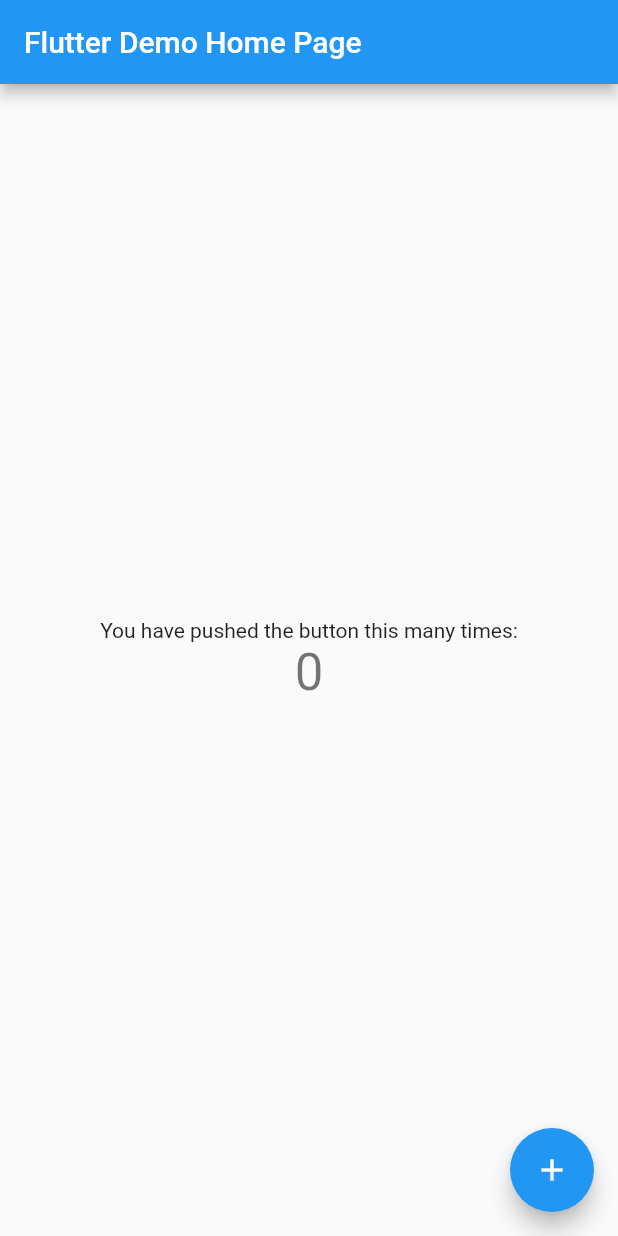
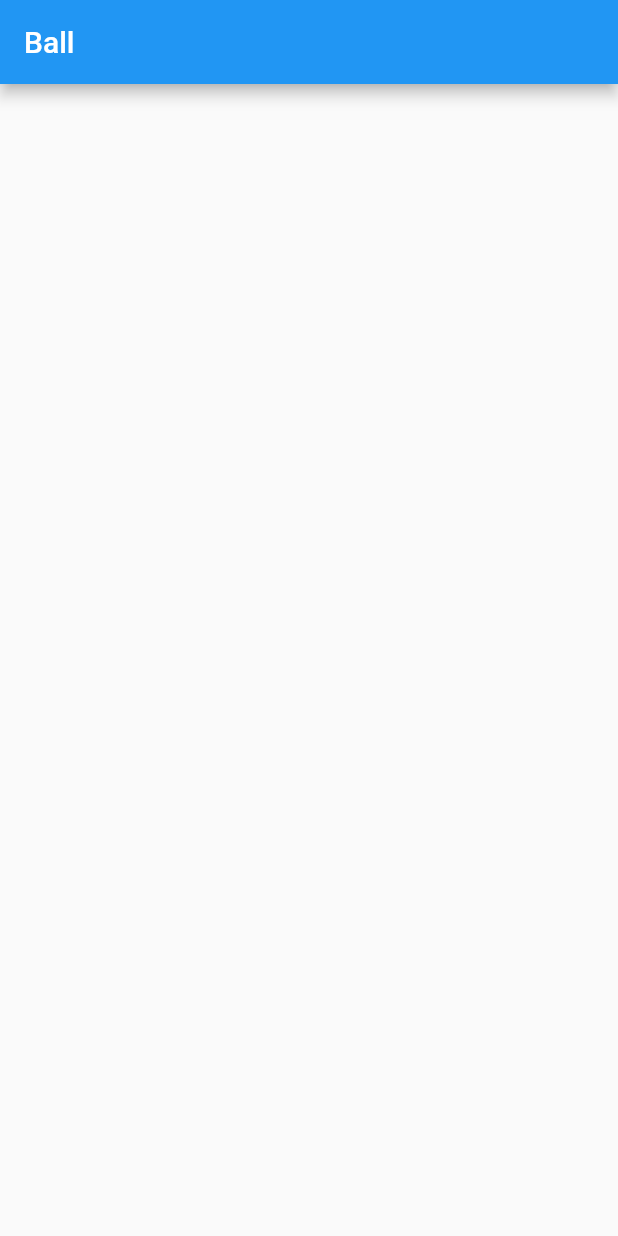
Before and after one commit to robence/flutter_magic_8_ball, a Flutter app: the screen it shows after launch, on a phone screen of 412 x 824 dp. Run offline on Flutter 3.47's test engine with Material 2 defaults, Android fonts, the phone set to English and light mode, and no system bars.

Commit message:
update resources

```diff
--- a/lib/main.dart
+++ b/lib/main.dart
@@ -13,15 +13,6 @@ class MyApp extends StatelessWidget {
     return MaterialApp(
       title: 'Flutter Demo',
       theme: ThemeData(
-        // This is the theme of your application.
-        //
-        // Try running your application with "flutter run". You'll see the
-        // application has a blue toolbar. Then, without quitting the app, try
-        // changing the primarySwatch below to Colors.green and then invoke
-        // "hot reload" (press "r" in the console where you ran "flutter run",
-        // or simply save your changes to "hot reload" in a Flutter IDE).
-        // Notice that the counter didn't reset back to zero; the application
-        // is not restarted.
         primarySwatch: Colors.blue,
       ),
       home: const MyHomePage(title: 'Flutter Demo Home Page'),
@@ -29,87 +20,17 @@ class MyApp extends StatelessWidget {
   }
 }
 
-class MyHomePage extends StatefulWidget {
+class MyHomePage extends StatelessWidget {
+  final String title;
   const MyHomePage({Key? key, required this.title}) : super(key: key);
-
-  // This widget is the home page of your application. It is stateful, meaning
-  // that it has a State object (defined below) that contains fields that affect
-  // how it looks.
-
-  // This class is the configuration for the state. It holds the values (in this
-  // case the title) provided by the parent (in this case the App widget) and
-  // used by the build method of the State. Fields in a Widget subclass are
-  // always marked "final".
-
-  final String title;
-
-  @override
-  State<MyHomePage> createState() => _MyHomePageState();
-}
-
-class _MyHomePageState extends State<MyHomePage> {
-  int _counter = 0;
-
-  void _incrementCounter() {
-    setState(() {
-      // This call to setState tells the Flutter framework that something has
-      // changed in this State, which causes it to rerun the build method below
-      // so that the display can reflect the updated values. If we changed
-      // _counter without calling setState(), then the build method would not be
-      // called again, and so nothing would appear to happen.
-      _counter++;
-    });
-  }
 
   @override
   Widget build(BuildContext context) {
-    // This method is rerun every time setState is called, for instance as done
-    // by the _incrementCounter method above.
-    //
-    // The Flutter framework has been optimized to make rerunning build methods
-    // fast, so that you can just rebuild anything that needs updating rather
-    // than having to individually change instances of widgets.
     return Scaffold(
       appBar: AppBar(
-        // Here we take the value from the MyHomePage object that was created by
-        // the App.build method, and use it to set our appbar title.
-        title: Text(widget.title),
+        title: const Text('Ball'),
       ),
-      body: Center(
-        // Center is a layout widget. It takes a single child and positions it
-        // in the middle of the parent.
-        child: Column(
-          // Column is also a layout widget. It takes a list of children and
-          // arranges them vertically. By default, it sizes itself to fit its
-          // children horizontally, and tries to be as tall as its parent.
-          //
-          // Invoke "debug painting" (press "p" in the console, choose the
-          // "Toggle Debug Paint" action from the Flutter Inspector in Android
-          // Studio, or the "Toggle Debug Paint" command in Visual Studio Code)
-          // to see the wireframe for each widget.
-          //
-          // Column has various properties to control how it sizes itself and
-          // how it positions its children. Here we use mainAxisAlignment to
-          // center the children vertically; the main axis here is the vertical
-          // axis because Columns are vertical (the cross axis would be
-          // horizontal).
-          mainAxisAlignment: MainAxisAlignment.center,
-          children: <Widget>[
-            const Text(
-              'You have pushed the button this many times:',
-            ),
-            Text(
-              '$_counter',
-              style: Theme.of(context).textTheme.headline4,
-            ),
-          ],
-        ),
-      ),
-      floatingActionButton: FloatingActionButton(
-        onPressed: _incrementCounter,
-        tooltip: 'Increment',
-        child: const Icon(Icons.add),
-      ), // This trailing comma makes auto-formatting nicer for build methods.
+      body: Container(),
     );
   }
 }
```
Also changed, not shown: pubspec.yaml (+3 -65 lines), images/ball1.png (added), images/ball2.png (added), images/ball3.png (added), images/ball4.png (added), images/ball5.png (added), 50 other files.
